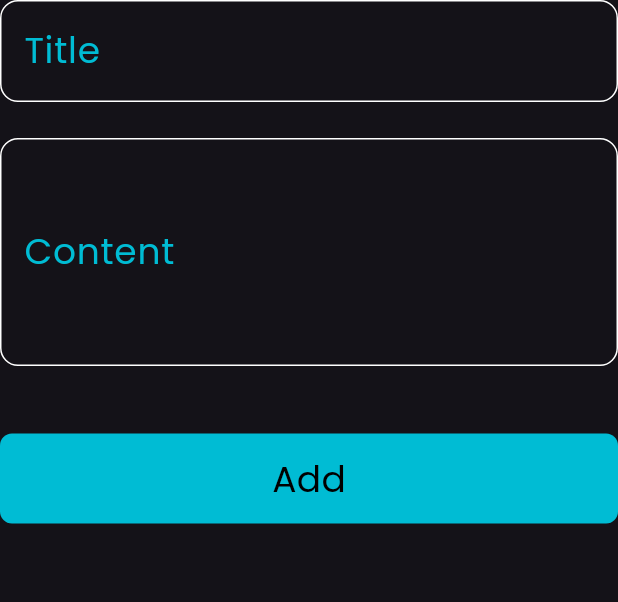
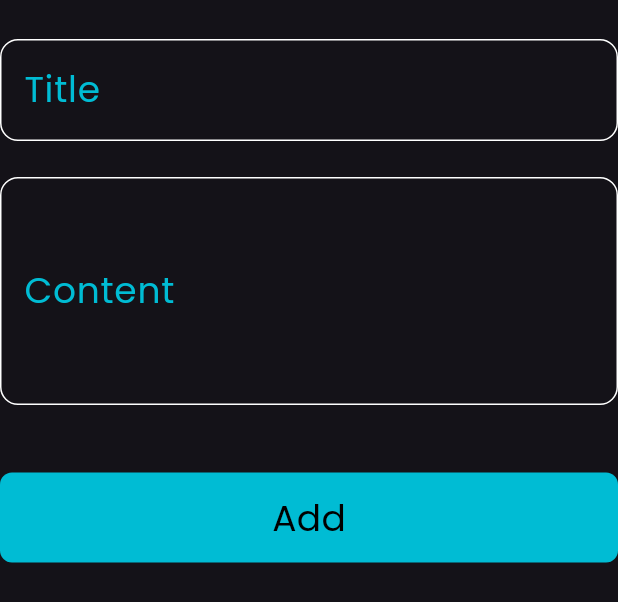
Before and after one commit to azoozaws/notes_app, a Flutter app: the AddNoteFormState widget shown alone on an empty page, opened directly, on a phone screen of 412 x 824 dp. Shown: the top 602 px of the screen. Run offline on Flutter 3.47's test engine with Material 3 defaults, Android fonts, the phone set to English and light mode, and no system bars; our stand-ins replace bloc, flutter_bloc, hive, hive_flutter; accounts and stored records are empty.

```diff
--- a/lib/views/home_view.dart
+++ b/lib/views/home_view.dart
@@ -21,6 +21,7 @@ class HomeView extends StatelessWidget {
         ),
         onPressed: () {
           showModalBottomSheet(
+            isScrollControlled: true,
             backgroundColor: Colors.grey[850],
             context: context,
             builder: (context) {
--- a/lib/widgets/add_note_form_state.dart
+++ b/lib/widgets/add_note_form_state.dart
@@ -25,6 +25,9 @@ class _AddNoteFormStateState extends State<AddNoteFormState> {
       autovalidateMode: autovalidateMode,
       child: Column(
         children: [
+          const SizedBox(
+            height: 26,
+          ),
           CustomTextField(
             hintText: "Enter the title",
             labelText: "Title",
@@ -63,6 +66,9 @@ class _AddNoteFormStateState extends State<AddNoteFormState> {
               );
             },
           ),
+          const SizedBox(
+            height: 26,
+          ),
         ],
       ),
     );
```
Also changed, not shown: lib/widgets/add_note_modal_bottom_sheet.dart (+7 -3 lines).
